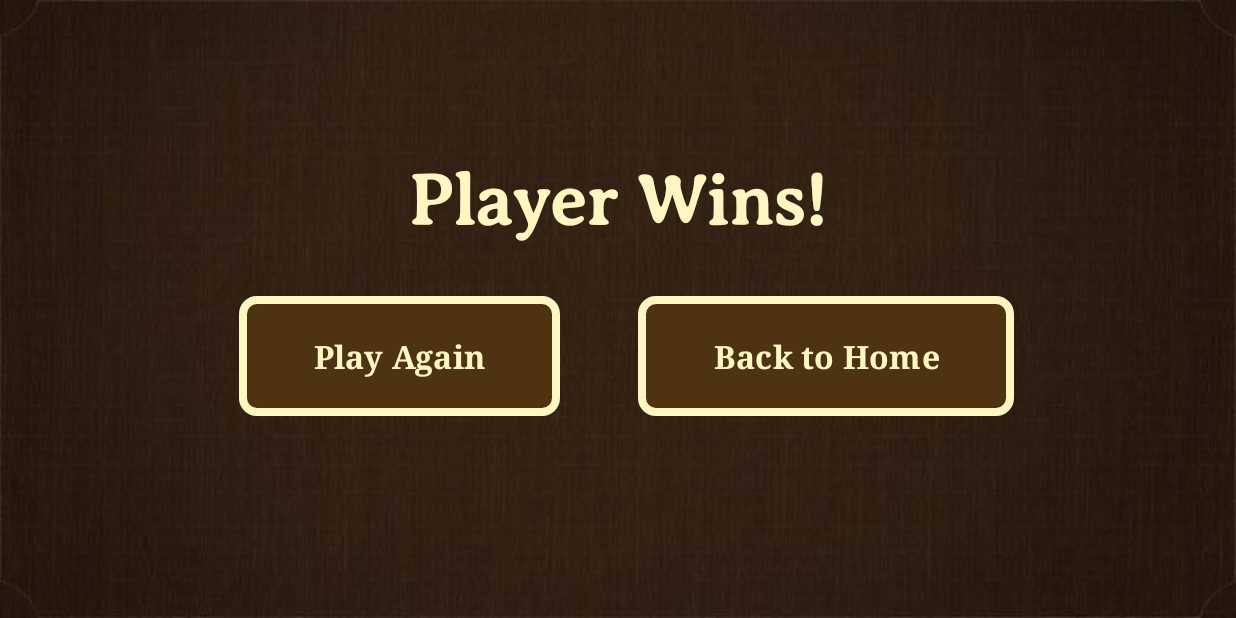
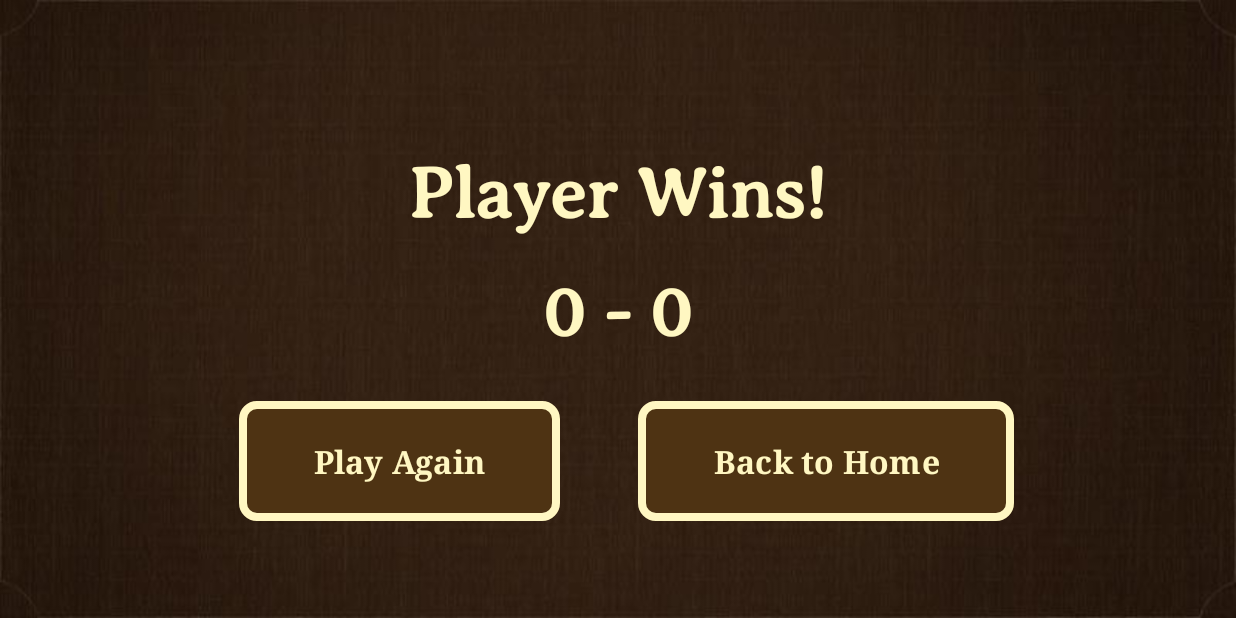
Before and after one commit to Juliatduffy/Mancala-App, an Android app: the fragment GameOverFragment placed in its activity, on a phone screen of 824 x 412 dp (held sideways). Run offline under Robolectric (Android 15) with nearby library versions, the phone set to English and light mode, and no system bars; 4 statements that could not run were skipped.

Commit message:
Implemented the Medium player, needs to be tested. Also added a game win screen showing who won and the score

```diff
--- a/app/src/main/java/com/example/mancala/GameFragment.kt
+++ b/app/src/main/java/com/example/mancala/GameFragment.kt
@@ -92,6 +92,8 @@ class GameFragment : Fragment() {
             binding.hole12Count,
             binding.leftStoreCount
         )
+        val difficulty = arguments?.getString("difficulty") ?: "easy"
+        viewModel.startGame(difficulty)
 
         // populate the board with 4 marbles / hole at the beginning of the game
         redrawAllPits(viewModel.marbles.value)
@@ -166,7 +168,9 @@ class GameFragment : Fragment() {
                     is AnimationEvent.GameOver   -> {
                         findNavController().navigate(
                             R.id.action_game_to_game_over,
-                            bundleOf("winner" to event.winner)
+                            bundleOf("winner" to event.winner, "difficulty" to difficulty,
+                                "playerScore" to viewModel.marbles.value[6],
+                                "computerScore" to viewModel.marbles.value[13])
                         )
 
                     }
--- a/app/src/main/java/com/example/mancala/GameOverFragment.kt
+++ b/app/src/main/java/com/example/mancala/GameOverFragment.kt
@@ -1,6 +1,7 @@
 package com.example.mancala
 
 import android.os.Bundle
+import android.util.Log
 import android.view.LayoutInflater
 import android.view.View
 import android.view.ViewGroup
@@ -22,11 +23,18 @@ class GameOverFragment : Fragment() {
         super.onViewCreated(view, savedInstanceState)
 
         val winner = requireArguments().getInt("winner", 0)
+        val difficulty = requireArguments().getString("difficulty", "easy")
+        val playerScore = requireArguments().getInt("playerScore", -1)
+        val computerScore = requireArguments().getInt("computerScore", -1)
         val tv = view.findViewById<TextView>(R.id.tvMessage)
         tv.text = if (winner == 0) "Player Wins!" else "Computer Wins!"
+        val s = view.findViewById<TextView>(R.id.scoreMessage)
+        Log.d("GameOverFragment", "args = ${arguments}")
+        s.text = "$computerScore - $playerScore"
 
         view.findViewById<Button>(R.id.btnPlayAgain).setOnClickListener {
-            findNavController().navigate(R.id.action_gameOverFragment_to_gameFragment)
+            val args = Bundle().apply { putString("difficulty", difficulty) }
+            findNavController().navigate(R.id.action_gameOverFragment_to_gameFragment, args)
         }
 
         view.findViewById<Button>(R.id.btnHome).setOnClickListener {
--- a/app/src/main/java/com/example/mancala/HomeFragment.kt
+++ b/app/src/main/java/com/example/mancala/HomeFragment.kt
@@ -41,13 +41,9 @@ class HomeFragment : Fragment() {
             nav.navigate(R.id.action_home_to_game, args)
         }
 
-        // If you need to hook up settings/help ImageButtons:
-        binding.settingsButton.setOnClickListener {
-            // …
-        }
-        binding.helpButton.setOnClickListener {
-            // …
-        }
+        // TODO: hook up settings/help ImageButtons:
+        binding.settingsButton.setOnClickListener { }
+        binding.helpButton.setOnClickListener { }
     }
 
     override fun onDestroyView() {
--- a/app/src/main/res/layout/fragment_game_over.xml
+++ b/app/src/main/res/layout/fragment_game_over.xml
@@ -6,32 +6,43 @@
     android:background="@drawable/brown_background"
     android:layout_width="match_parent"
     android:layout_height="match_parent"
-    android:padding="32dp">
+    android:paddingTop="45dp">
 
     <TextView
         android:id="@+id/tvMessage"
+        android:layout_width="wrap_content"
+        android:layout_height="wrap_content"
+        android:fontFamily="@font/averia_serif_libre"
         android:text="Game Over!"
+        android:textColor="#fff7c2"
+        android:textSize="48sp"
+        android:textStyle="bold" />
+
+    <TextView
+        android:id="@+id/scoreMessage"
+        android:layout_width="wrap_content"
+        android:layout_height="wrap_content"
         android:fontFamily="@font/averia_serif_libre"
+        android:layout_marginTop="24dp"
+
+        android:text="12 - 9 "
+        android:textColor="#fff7c2"
         android:textSize="48sp"
-        android:textStyle="bold"
-        android:textColor="#fff7c2"
-        android:layout_width="wrap_content"
-        android:layout_height="wrap_content"/>
+        android:textStyle="bold" />
 
     <LinearLayout
-        android:orientation="horizontal"
-        android:layout_marginTop="24dp"
         android:layout_width="wrap_content"
-        android:layout_height="wrap_content">
+        android:layout_height="wrap_content"
+        android:orientation="horizontal">
 
         <Button
             android:id="@+id/btnPlayAgain"
             android:layout_width="wrap_content"
             android:layout_height="wrap_content"
             android:layout_marginStart="24dp"
-            android:layout_marginTop="8dp"
+            android:layout_marginTop="28dp"
             android:layout_marginEnd="12dp"
-            android:layout_marginBottom="24dp"
+            android:layout_marginBottom="4dp"
             android:fontFamily="serif"
             android:paddingLeft="50dp"
             android:paddingTop="25dp"
@@ -52,16 +63,16 @@
 
         <Space
             android:layout_width="16dp"
-            android:layout_height="wrap_content"/>
+            android:layout_height="wrap_content" />
 
         <Button
             android:id="@+id/btnHome"
             android:layout_width="wrap_content"
             android:layout_height="wrap_content"
             android:layout_marginStart="24dp"
-            android:layout_marginTop="8dp"
+            android:layout_marginTop="28dp"
             android:layout_marginEnd="12dp"
-            android:layout_marginBottom="24dp"
+            android:layout_marginBottom="4dp"
             android:fontFamily="serif"
             android:paddingLeft="50dp"
             android:paddingTop="25dp"
@@ -78,6 +89,6 @@
             app:layout_constraintStart_toStartOf="parent"
             app:layout_constraintTop_toBottomOf="@id/titleText"
             app:strokeColor="#fff7c2"
-            app:strokeWidth="5dp"/>
+            app:strokeWidth="5dp" />
     </LinearLayout>
 </LinearLayout>
--- a/app/src/main/res/navigation/nav_graph.xml
+++ b/app/src/main/res/navigation/nav_graph.xml
@@ -28,6 +28,13 @@
         android:name="difficulty"
         android:defaultValue="easy"
         app:argType="string" />
+    <argument
+        android:name="playerScore"
+        app:argType="integer" />
+
+    <argument
+        android:name="computerScore"
+        app:argType="integer" />
 
     <fragment
         android:id="@+id/gameOverFragment"
```
Also changed, not shown: app/src/main/java/com/example/mancala/ComputerPlayer.kt (+103 -9 lines), app/src/main/java/com/example/mancala/GameViewModel.kt (+12 -5 lines).
